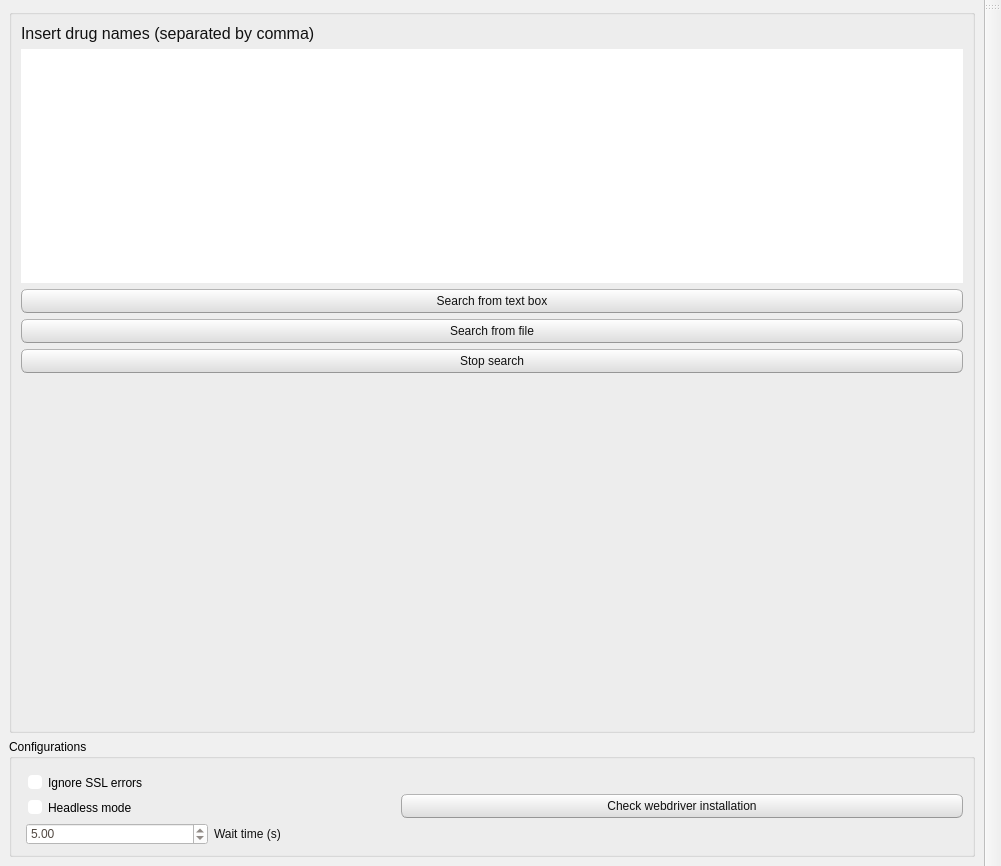
CTCycle/EMADB-Autopilot, file EMADB/app/src/window_layout.ui: the form before one commit.
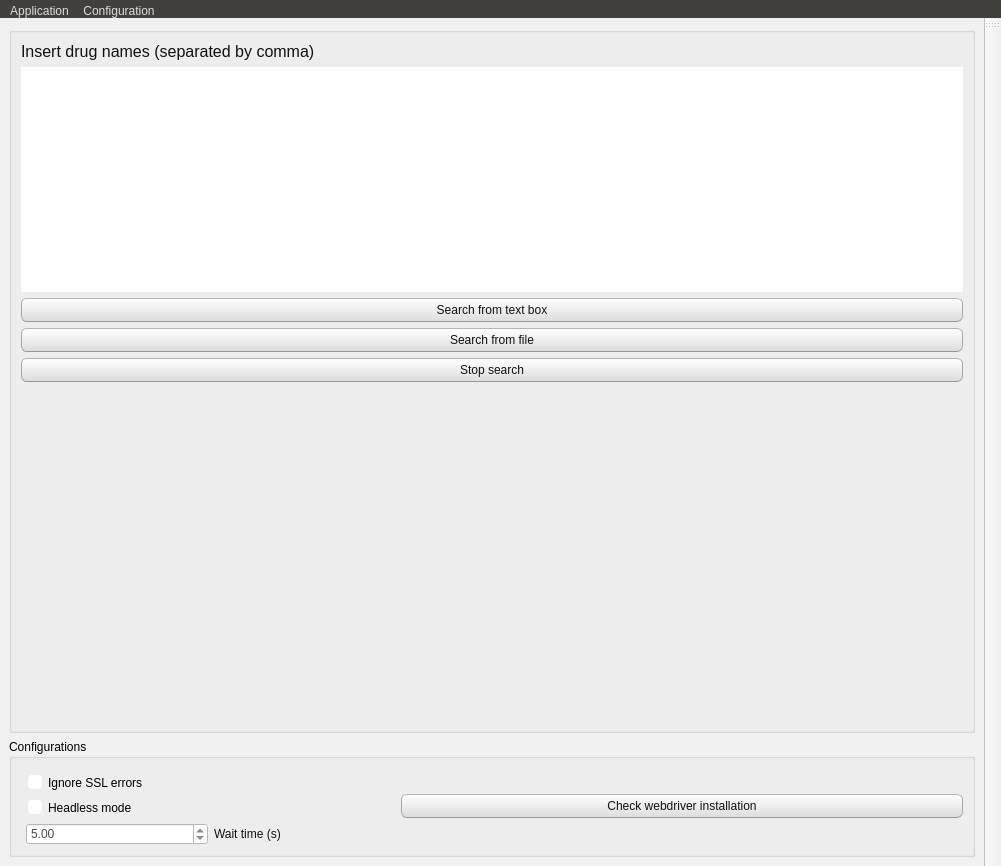
The form after the commit.

What changed in the file:
```diff
--- a/EMADB/app/src/window_layout.ui
+++ b/EMADB/app/src/window_layout.ui
@@ -684,6 +684,21 @@
      <height>26</height>
     </rect>
    </property>
+   <widget class="QMenu" name="menuApplication">
+    <property name="title">
+     <string>Application</string>
+    </property>
+    <addaction name="actionReloadApp"/>
+   </widget>
+   <widget class="QMenu" name="menuConfiguration">
+    <property name="title">
+     <string>Configuration</string>
+    </property>
+    <addaction name="actionSaveConfig"/>
+    <addaction name="actionLoadConfig"/>
+   </widget>
+   <addaction name="menuApplication"/>
+   <addaction name="menuConfiguration"/>
   </widget>
   <widget class="QToolBar" name="toolBar">
    <property name="windowTitle">
```
Left out of the diff: 15 changed lines with no effect on the pictures.
